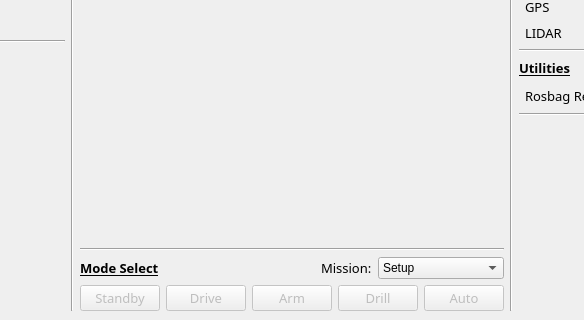
This is src/gui/main.ui in NovaRoverTeam/base_station as Qt 5 draws it before an edit; both pictures show x 300 to 884 and y 376 to 696 of the 1183 by 696 pixel window. The edited form follows.
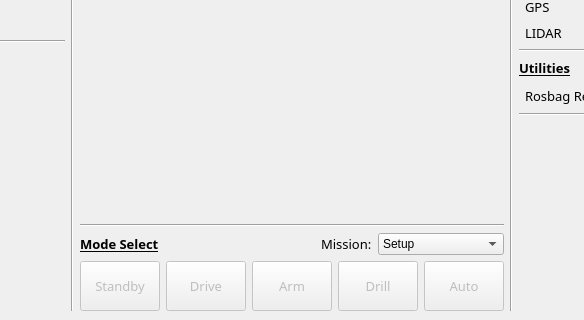
This is the edited form. Icons and pictures are not drawn. Custom widgets are drawn as their Qt base class.

```diff
--- a/src/gui/main.ui
+++ b/src/gui/main.ui
@@ -1712,6 +1712,12 @@
             <property name="enabled">
              <bool>false</bool>
             </property>
+            <property name="minimumSize">
+             <size>
+              <width>0</width>
+              <height>50</height>
+             </size>
+            </property>
             <property name="font">
              <font>
               <family>Leelawadee</family>
@@ -1734,6 +1740,12 @@
             <property name="enabled">
              <bool>false</bool>
             </property>
+            <property name="minimumSize">
+             <size>
+              <width>0</width>
+              <height>50</height>
+             </size>
+            </property>
             <property name="font">
              <font>
               <family>Leelawadee</family>
@@ -1756,6 +1768,12 @@
             <property name="enabled">
              <bool>false</bool>
             </property>
+            <property name="minimumSize">
+             <size>
+              <width>0</width>
+              <height>50</height>
+             </size>
+            </property>
             <property name="font">
              <font>
               <family>Leelawadee</family>
@@ -1778,6 +1796,12 @@
             <property name="enabled">
              <bool>false</bool>
             </property>
+            <property name="minimumSize">
+             <size>
+              <width>0</width>
+              <height>50</height>
+             </size>
+            </property>
             <property name="font">
              <font>
               <family>Leelawadee</family>
@@ -1800,6 +1824,12 @@
             <property name="enabled">
              <bool>false</bool>
             </property>
+            <property name="minimumSize">
+             <size>
+              <width>0</width>
+              <height>50</height>
+             </size>
+            </property>
             <property name="font">
              <font>
               <family>Leelawadee</family>
```
